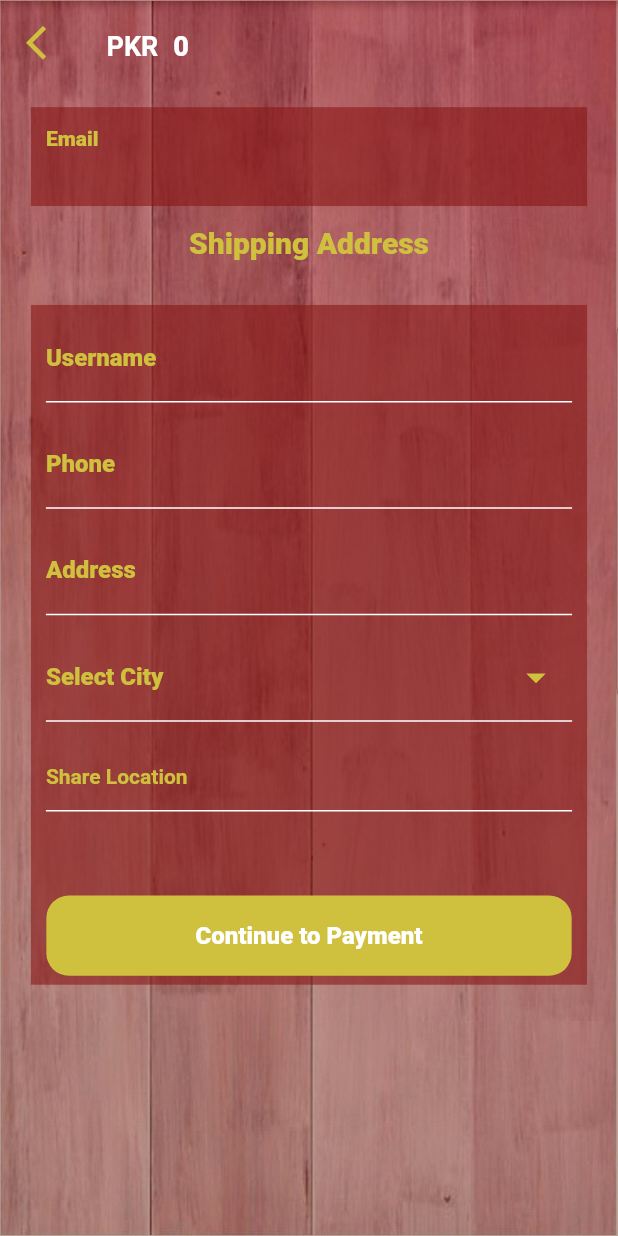
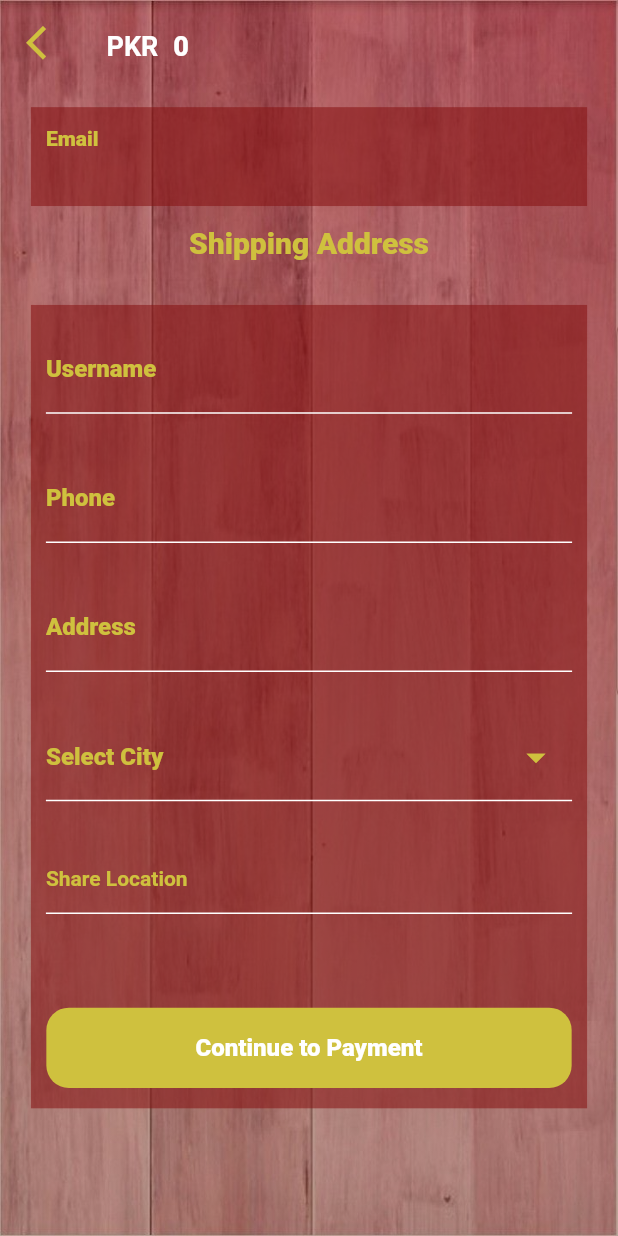
Before and after one commit to MuneezaMuneer/Divine_Drink_App, a Flutter app: the ShippingScreen screen opened directly with empty values, on a phone screen of 412 x 824 dp. Run offline on Flutter 3.47's test engine with Material 2 defaults, Android fonts, the phone set to English and light mode, and no system bars; our stand-ins replace animated_text_kit, auto_size_text, cloud_firestore, connectivity_plus, email_validator, firebase_auth and 7 more; accounts and stored records are empty.

Commit message:
first commit

```diff
--- a/lib/bottomBar.dart/cartScreen.dart
+++ b/lib/bottomBar.dart/cartScreen.dart
@@ -177,9 +177,7 @@ class _CartScreenState extends State<CartScreen> {
                                       child: Image.network(
                                           snapshot.data!.docs[index]['image']),
                                     ),
-                                    // SizedBox(
-                                    //   width: width * 0.06,
-                                    // ),
+                                    SizedBox(width: width * 0.05),
                                     SizedBox(
                                       height: height * 0.12,
                                       width: width * 0.2,
--- a/lib/bottomBar.dart/menuScreen.dart
+++ b/lib/bottomBar.dart/menuScreen.dart
@@ -1,5 +1,4 @@
 import 'package:cloud_firestore/cloud_firestore.dart';
-import 'package:connectivity_plus/connectivity_plus.dart';
 import 'package:divine/backgroundDesign/bg.dart';
 import 'package:divine/colors.dart';
 import 'package:divine/modelClass/itemPage.dart';
--- a/lib/screens/menuDetailScreen.dart
+++ b/lib/screens/menuDetailScreen.dart
@@ -87,8 +87,7 @@ class _HomeDetailScreenState extends State<HomeDetailScreen> {
                                         const EdgeInsets.fromLTRB(0, 8, 10, 0),
                                     child: InkWell(
                                         onTap: () {
-                                          // Navigator.of(context)
-                                          //     .pushNamed(DrawerScreen.pageName);
+
                                           PersistentNavBarNavigator
                                               .pushNewScreen(
                                             context,
--- a/lib/screens/shippingScreen.dart
+++ b/lib/screens/shippingScreen.dart
@@ -271,7 +271,7 @@ class _ShippingScreenState extends State<ShippingScreen> {
                       )),
                   SizedBox(height: height * 0.02),
                   SizedBox(
-                    height: height * 0.55,
+                    height: height * 0.65,
                     width: width * 0.9,
                     child: Container(
                       color: boxColor,
@@ -361,7 +361,7 @@ class _ShippingScreenState extends State<ShippingScreen> {
                                             BorderSide(color: Colors.white))),
                               ),
                             ),
-                            const SizedBox(height: 32),
+                            SizedBox(height: height * 0.01),
                             SizedBox(
                               height: height * 0.065,
                               child: InkWell(
```
